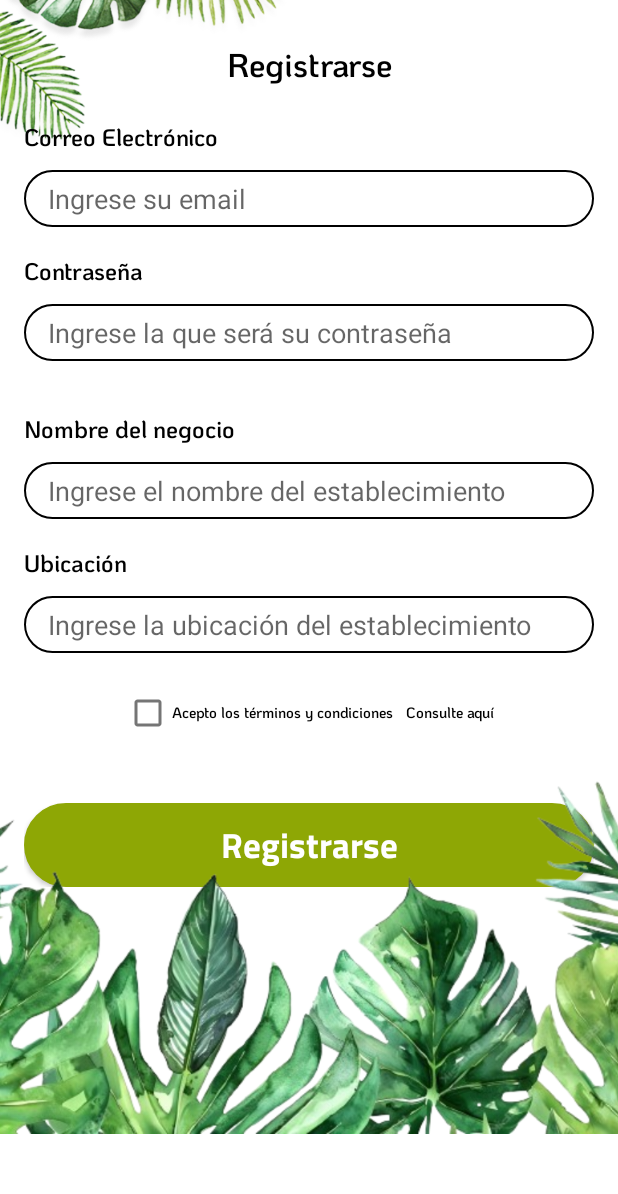
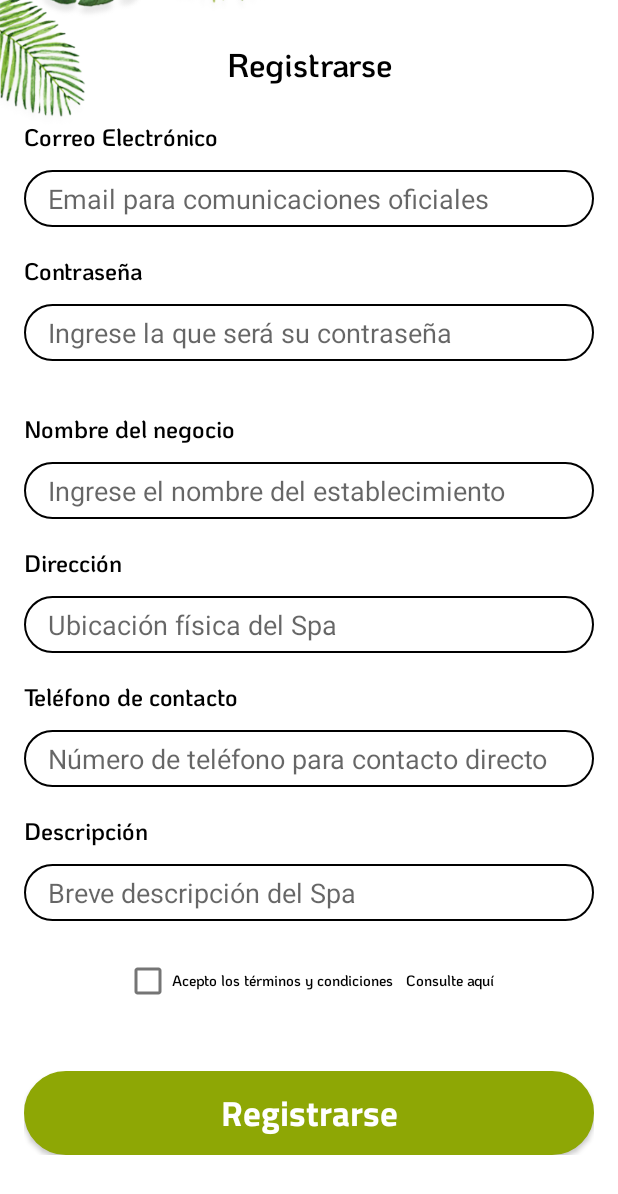
Before and after one commit to WolfkarlX/SpaTi, an Android app: the SpaRegisterFragment screen opened through its navigation route, on a phone screen of 412 x 824 dp. Shown: the top 1194 px of the screen. Run offline under Robolectric (Android 15) with nearby library versions, the phone set to English and light mode, and no system bars; our stand-ins replace Dagger/Hilt's generated code, Firebase (no records; nobody signed in at launch, a user with empty details on screens opened directly), navigation-ui.

Commit message:
"phone" and "description" fields in the spa registration layout (#26)
* "phone" and "description" fields added to spa registration layout
terms and conditions text color changed

* fontFamily="" lines deleted from fragment_spa_register.xml

```diff
--- a/app/src/main/res/layout/fragment_spa_register.xml
+++ b/app/src/main/res/layout/fragment_spa_register.xml
@@ -1,4 +1,8 @@
 <?xml version="1.0" encoding="utf-8"?>
+<ScrollView
+    xmlns:android="http://schemas.android.com/apk/res/android"
+    android:layout_width="match_parent"
+    android:layout_height="match_parent">
     <androidx.constraintlayout.widget.ConstraintLayout xmlns:android="http://schemas.android.com/apk/res/android"
         xmlns:app="http://schemas.android.com/apk/res-auto"
         xmlns:tools="http://schemas.android.com/tools"
@@ -9,7 +13,7 @@
             android:id="@+id/imgFondoSuperiorRegisterSpa"
             android:layout_width="260dp"
             android:layout_height="200dp"
-        android:layout_marginTop="-70dp"
+            android:layout_marginTop="-85dp"
             android:scaleType="fitEnd"
             android:src="@drawable/fondo"
             app:layout_constraintEnd_toEndOf="parent"
@@ -22,7 +26,6 @@
             android:layout_width="wrap_content"
             android:layout_height="wrap_content"
             android:layout_marginTop="25dp"
-
             android:text="Registrarse"
             android:textColor="@color/black"
             android:textSize="22dp"
@@ -36,7 +39,6 @@
             android:layout_height="wrap_content"
             android:layout_marginStart="16dp"
             android:layout_marginTop="16dp"
-
             android:text="Correo Electrónico"
             android:textColor="@color/black"
             android:textSize="16dp"
@@ -54,9 +56,8 @@
             android:layout_marginRight="16dp"
             android:background="@drawable/edittext_rounded"
             android:ems="10"
-
             android:inputType="textEmailAddress"
-        android:hint="Ingrese su email"
+            android:hint="Email para comunicaciones oficiales"
             android:paddingLeft="16dp"
             app:layout_constraintEnd_toEndOf="parent"
             app:layout_constraintHorizontal_bias="0.0"
@@ -68,7 +69,6 @@
             android:layout_width="wrap_content"
             android:layout_height="wrap_content"
             android:layout_marginTop="16dp"
-
             android:text="Contraseña"
             android:textColor="@color/black"
             android:textSize="16dp"
@@ -85,7 +85,6 @@
             android:layout_marginTop="8dp"
             android:layout_marginEnd="16dp"
             android:background="@drawable/edittext_rounded"
-
             android:inputType="textPassword"
             android:hint="Ingrese la que será su contraseña"
             android:paddingLeft="16dp"
@@ -100,7 +99,6 @@
             android:layout_height="wrap_content"
             android:layout_marginStart="16dp"
             android:layout_marginTop="32dp"
-
             android:text="Nombre del negocio"
             android:textColor="@color/black"
             android:textSize="16dp"
@@ -118,7 +116,6 @@
             android:layout_marginRight="16dp"
             android:background="@drawable/edittext_rounded"
             android:ems="10"
-
             android:inputType="textPersonName"
             android:hint="Ingrese el nombre del establecimiento"
             android:paddingLeft="16dp"
@@ -133,8 +130,7 @@
             android:layout_height="wrap_content"
             android:layout_marginStart="16dp"
             android:layout_marginTop="16dp"
-
-        android:text="Ubicación"
+            android:text="Dirección"
             android:textColor="@color/black"
             android:textSize="16dp"
             app:layout_constraintStart_toStartOf="parent"
@@ -151,14 +147,75 @@
             android:layout_marginRight="16dp"
             android:background="@drawable/edittext_rounded"
             android:ems="10"
-
             android:inputType="textPersonName"
-        android:hint="Ingrese la ubicación del establecimiento"
+            android:hint="Ubicación física del Spa"
             android:paddingLeft="16dp"
             app:layout_constraintEnd_toEndOf="parent"
             app:layout_constraintHorizontal_bias="0.0"
             app:layout_constraintStart_toStartOf="parent"
             app:layout_constraintTop_toBottomOf="@+id/locatio_spa_label" />
+
+        <TextView
+            android:id="@+id/tel_spa_label"
+            android:layout_width="wrap_content"
+            android:layout_height="wrap_content"
+            android:layout_marginStart="16dp"
+            android:layout_marginTop="16dp"
+            android:text="Teléfono de contacto"
+            android:textColor="@color/black"
+            android:textSize="16dp"
+            app:layout_constraintStart_toStartOf="parent"
+            app:layout_constraintTop_toBottomOf="@+id/location_spa_et" />
+
+        <EditText
+            android:id="@+id/tel_spa_et"
+            android:layout_width="0dp"
+            android:layout_height="38dp"
+            android:layout_marginStart="16dp"
+            android:layout_marginLeft="16dp"
+            android:layout_marginTop="8dp"
+            android:layout_marginEnd="16dp"
+            android:layout_marginRight="16dp"
+            android:background="@drawable/edittext_rounded"
+            android:ems="10"
+            android:inputType="number"
+            android:hint="Número de teléfono para contacto directo"
+            android:paddingLeft="16dp"
+            app:layout_constraintEnd_toEndOf="parent"
+            app:layout_constraintHorizontal_bias="0.0"
+            app:layout_constraintStart_toStartOf="parent"
+            app:layout_constraintTop_toBottomOf="@+id/tel_spa_label" />
+
+        <TextView
+            android:id="@+id/description_label"
+            android:layout_width="wrap_content"
+            android:layout_height="wrap_content"
+            android:layout_marginStart="16dp"
+            android:layout_marginTop="16dp"
+            android:text="Descripción"
+            android:textColor="@color/black"
+            android:textSize="16dp"
+            app:layout_constraintStart_toStartOf="parent"
+            app:layout_constraintTop_toBottomOf="@+id/tel_spa_et" />
+
+        <EditText
+            android:id="@+id/description_et"
+            android:layout_width="0dp"
+            android:layout_height="38dp"
+            android:layout_marginStart="16dp"
+            android:layout_marginLeft="16dp"
+            android:layout_marginTop="8dp"
+            android:layout_marginEnd="16dp"
+            android:layout_marginRight="16dp"
+            android:background="@drawable/edittext_rounded"
+            android:ems="10"
+            android:inputType="text"
+            android:hint="Breve descripción del Spa"
+            android:paddingLeft="16dp"
+            app:layout_constraintEnd_toEndOf="parent"
+            app:layout_constraintHorizontal_bias="0.0"
+            app:layout_constraintStart_toStartOf="parent"
+            app:layout_constraintTop_toBottomOf="@+id/description_label" />
 
         <LinearLayout
             android:layout_width="wrap_content"
@@ -168,13 +225,12 @@
             android:layout_marginTop="16dp"
             app:layout_constraintStart_toStartOf="parent"
             app:layout_constraintEnd_toEndOf="parent"
-        app:layout_constraintTop_toBottomOf="@id/location_spa_et">
+            app:layout_constraintTop_toBottomOf="@id/description_et">
 
             <CheckBox
                 android:id="@+id/terms_checkbox"
                 android:layout_width="wrap_content"
                 android:layout_height="wrap_content"
-
                 android:text="Acepto los términos y condiciones"/>
 
             <TextView
@@ -182,7 +238,6 @@
                 android:layout_width="wrap_content"
                 android:layout_height="wrap_content"
                 android:layout_marginStart="8dp"
-
                 android:text="Consulte aquí"
                 android:textStyle="bold"
                 android:clickable="true"
@@ -234,16 +289,5 @@
             app:layout_constraintEnd_toEndOf="parent">
         </LinearLayout>
 
-    <ImageView
-        android:id="@+id/imgFondoSuperior"
-        android:layout_width="0dp"
-        android:layout_height="300dp"
-        android:layout_marginTop="456dp"
-        android:scaleType="centerCrop"
-        android:src="@drawable/fondo_hojas"
-        app:layout_constraintEnd_toEndOf="parent"
-        app:layout_constraintHorizontal_bias="0.0"
-        app:layout_constraintStart_toStartOf="parent"
-        app:layout_constraintTop_toTopOf="parent" />
-
     </androidx.constraintlayout.widget.ConstraintLayout>
+</ScrollView>
```
Also changed, not shown: app/src/main/res/layout/terminos.xml (+45 -18 lines). Lines whose indentation alone changed are shown as unchanged.
